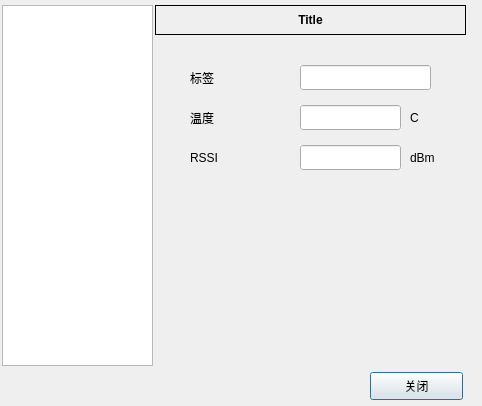
fzlgejiao/PTMS, file iTmsRdm/icfgdlg.ui: the form before one commit.
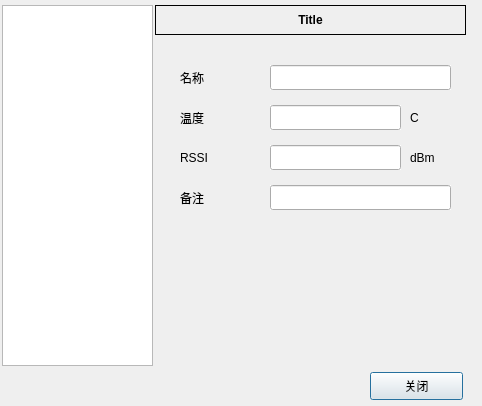
The form after the commit. The open tabs and pages were chosen to show the change.

What changed in the file:
```diff
--- a/iTmsRdm/icfgdlg.ui
+++ b/iTmsRdm/icfgdlg.ui
@@ -269,20 +269,20 @@
     <widget class="QLabel" name="lbTagTitle">
      <property name="geometry">
       <rect>
-       <x>30</x>
+       <x>20</x>
        <y>30</y>
        <width>80</width>
        <height>25</height>
       </rect>
      </property>
      <property name="text">
-      <string>标签</string>
+      <string>名称</string>
      </property>
     </widget>
     <widget class="QLabel" name="label_2">
      <property name="geometry">
       <rect>
-       <x>30</x>
+       <x>20</x>
        <y>70</y>
        <width>80</width>
        <height>25</height>
@@ -295,7 +295,7 @@
     <widget class="QLabel" name="label_3">
      <property name="geometry">
       <rect>
-       <x>30</x>
+       <x>20</x>
        <y>110</y>
        <width>80</width>
        <height>25</height>
@@ -308,9 +308,9 @@
     <widget class="QLineEdit" name="leTagDesc">
      <property name="geometry">
       <rect>
-       <x>140</x>
+       <x>110</x>
        <y>30</y>
-       <width>131</width>
+       <width>181</width>
        <height>25</height>
       </rect>
      </property>
@@ -324,9 +324,9 @@
     <widget class="QLineEdit" name="leTagTemp">
      <property name="geometry">
       <rect>
-       <x>140</x>
+       <x>110</x>
        <y>70</y>
-       <width>101</width>
+       <width>131</width>
        <height>25</height>
       </rect>
      </property>
@@ -340,9 +340,9 @@
     <widget class="QLineEdit" name="leTagRSSI">
      <property name="geometry">
       <rect>
-       <x>140</x>
+       <x>110</x>
        <y>110</y>
-       <width>101</width>
+       <width>131</width>
        <height>25</height>
       </rect>
      </property>
@@ -379,6 +379,35 @@
       <string>dBm</string>
      </property>
     </widget>
+    <widget class="QLineEdit" name="leTagNote">
+     <property name="geometry">
+      <rect>
+       <x>110</x>
+       <y>150</y>
+       <width>181</width>
+       <height>25</height>
+      </rect>
+     </property>
+     <property name="autoFillBackground">
+      <bool>true</bool>
+     </property>
+     <property name="readOnly">
+      <bool>true</bool>
+     </property>
+    </widget>
+    <widget class="QLabel" name="lbTagTitle_2">
+     <property name="geometry">
+      <rect>
+       <x>20</x>
+       <y>150</y>
+       <width>80</width>
+       <height>25</height>
+      </rect>
+     </property>
+     <property name="text">
+      <string>备注</string>
+     </property>
+    </widget>
    </widget>
   </widget>
   <widget class="QLabel" name="lbTitle">
```
Left out of the diff: 26 changed lines with no effect on the pictures.
